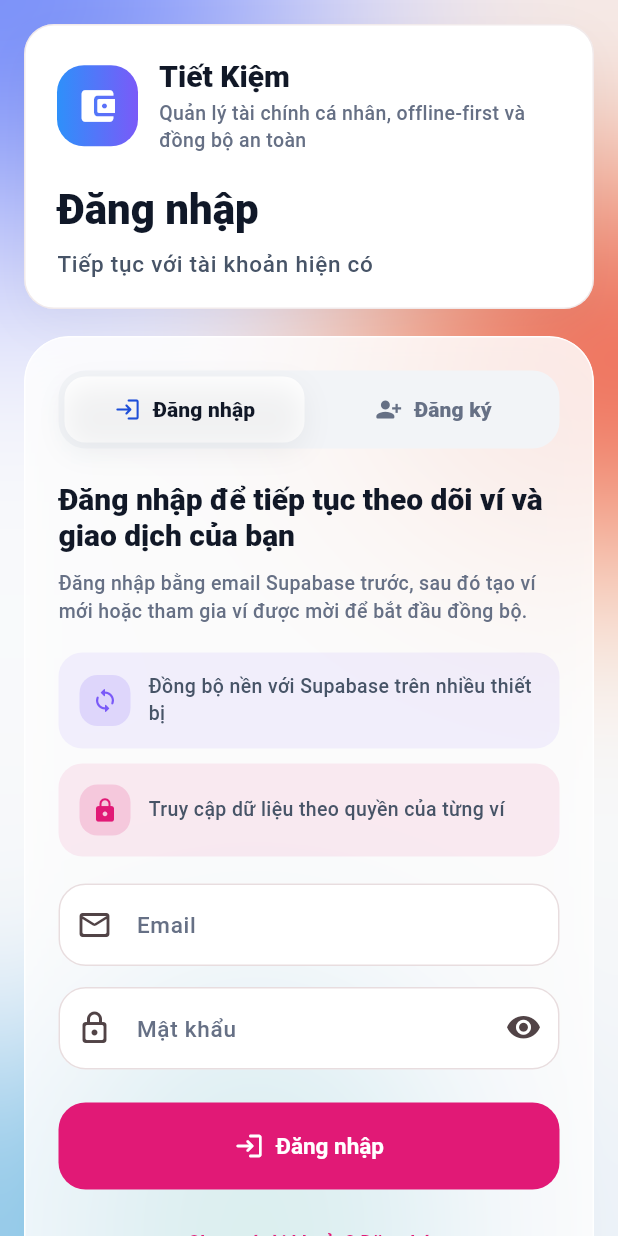
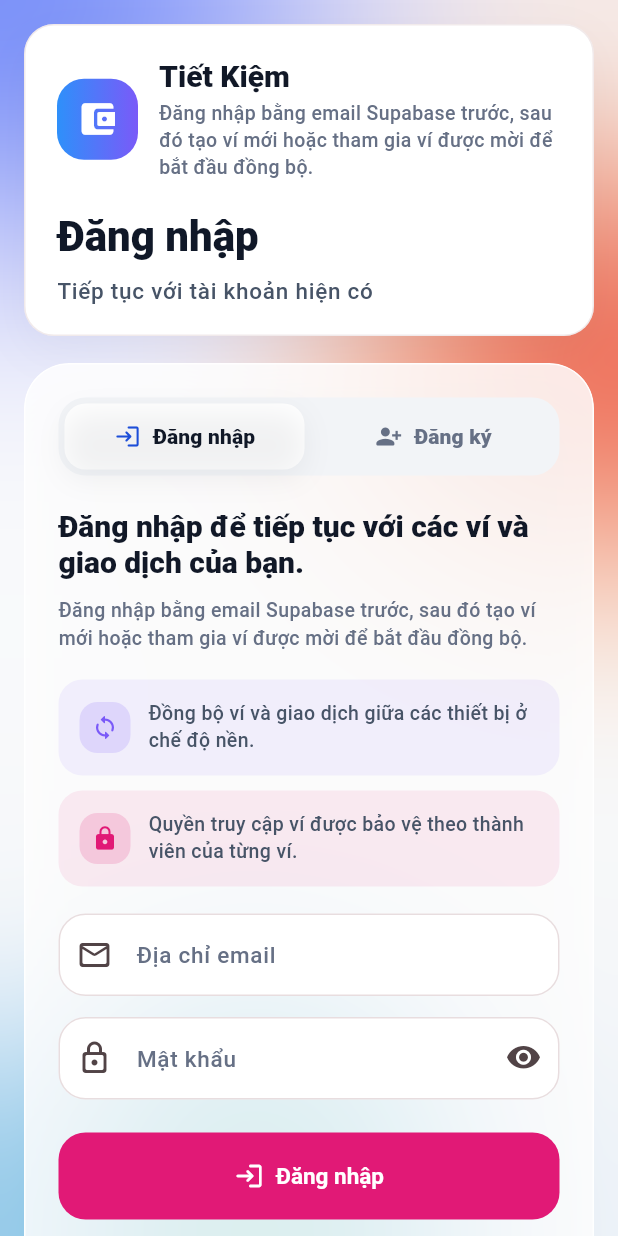
Before and after one commit to duytienkaka/TietKiem, a Flutter app: the screen it shows after launch, on a phone screen of 412 x 824 dp. Run offline on Flutter 3.47's test engine with Material 3 defaults, Android fonts, the light colour scheme and no system bars; our stand-ins replace drift, drift_flutter, fl_chart, flutter_dotenv, flutter_riverpod, go_router and 4 more; accounts and stored records are empty; generated files the repository leaves out were written again.

Commit message:
Polish public-ready copy and docs

```diff
--- a/lib/features/auth/presentation/screens/auth_screen.dart
+++ b/lib/features/auth/presentation/screens/auth_screen.dart
@@ -93,8 +93,8 @@ class _AuthScreenState extends ConsumerState<AuthScreen> {
                                   const SizedBox(height: 22),
                                   Text(
                                     _isSignUp
-                                        ? 'Tạo tài khoản để đồng bộ dữ liệu trên nhiều thiết bị'
-                                        : 'Đăng nhập để tiếp tục theo dõi ví và giao dịch của bạn',
+                                        ? context.l10n.authSignUpLead
+                                        : context.l10n.authSignInLead,
                                     style: theme.textTheme.titleLarge?.copyWith(
                                       fontWeight: FontWeight.w800,
                                       color: const Color(0xFF111827),
@@ -119,10 +119,9 @@ class _AuthScreenState extends ConsumerState<AuthScreen> {
                                     autofillHints: const [
                                       AutofillHints.username,
                                     ],
-                                    decoration: const InputDecoration(
-                                      labelText: 'Email',
-                                      hintText: 'you@example.com',
-                                      prefixIcon: Icon(
+                                    decoration: InputDecoration(
+                                      labelText: context.l10n.emailAddress,
+                                      prefixIcon: const Icon(
                                         Icons.mail_outline_rounded,
                                       ),
                                     ),
@@ -201,8 +200,8 @@ class _AuthScreenState extends ConsumerState<AuthScreen> {
                                             },
                                       child: Text(
                                         _isSignUp
-                                            ? 'Đã có tài khoản? Đăng nhập'
-                                            : 'Chưa có tài khoản? Đăng ký',
+                                            ? context.l10n.authToggleToSignIn
+                                            : context.l10n.authToggleToSignUp,
                                       ),
                                     ),
                                   ),
@@ -216,8 +215,8 @@ class _AuthScreenState extends ConsumerState<AuthScreen> {
                     const SizedBox(height: 16),
                     _AuthFooter(
                       text: _isSignUp
-                          ? 'Sau khi đăng ký, bạn có thể tạo ví riêng hoặc được mời vào ví chia sẻ.'
-                          : 'Dữ liệu vẫn hiển thị tức thì từ local database, đồng bộ được thực hiện nền.',
+                          ? context.l10n.authFooterSignUp
+                          : context.l10n.authFooterSignIn,
                     ),
                   ],
                 ),
@@ -376,7 +375,7 @@ class _AuthHero extends StatelessWidget {
                   crossAxisAlignment: CrossAxisAlignment.start,
                   children: [
                     Text(
-                      'Tiết Kiệm',
+                      context.l10n.appTitle,
                       style: theme.textTheme.titleLarge?.copyWith(
                         fontWeight: FontWeight.w800,
                         color: const Color(0xFF111827),
@@ -384,7 +383,7 @@ class _AuthHero extends StatelessWidget {
                     ),
                     const SizedBox(height: 4),
                     Text(
-                      'Quản lý tài chính cá nhân, offline-first và đồng bộ an toàn',
+                      context.l10n.authHeroSubtitle,
                       style: theme.textTheme.bodyMedium?.copyWith(
                         color: const Color(0xFF667085),
                         height: 1.35,
@@ -531,28 +530,28 @@ class _TrustPanel extends StatelessWidget {
   @override
   Widget build(BuildContext context) {
     final items = isSignUp
-        ? const [
+        ? [
             (
               Icons.offline_bolt_rounded,
-              'Lưu cục bộ ngay lập tức, không chờ mạng',
-              Color(0xFF2E90FA),
+              context.l10n.authFeatureLocalFirst,
+              const Color(0xFF2E90FA),
             ),
             (
               Icons.groups_rounded,
-              'Có thể được mời vào ví chia sẻ sau khi đăng ký',
-              Color(0xFF16B364),
+              context.l10n.authFeatureSharedWallets,
+              const Color(0xFF16B364),
             ),
           ]
-        : const [
+        : [
             (
               Icons.sync_rounded,
-              'Đồng bộ nền với Supabase trên nhiều thiết bị',
-              Color(0xFF7A5AF8),
+              context.l10n.authFeatureSync,
+              const Color(0xFF7A5AF8),
             ),
             (
               Icons.lock_rounded,
-              'Truy cập dữ liệu theo quyền của từng ví',
-              Color(0xFFE11976),
+              context.l10n.authFeatureAccessControl,
+              const Color(0xFFE11976),
             ),
           ];
 
--- a/lib/l10n/app_vi.arb
+++ b/lib/l10n/app_vi.arb
@@ -170,7 +170,7 @@
 
 "errorTitle": "Đã xảy ra lỗi",
 "tryAgain": "Thử lại",
-"helloUser": "Xin chào, Bạn",
+"helloUser": "Xin chào",
 "profileTitle": "Hồ sơ",
 "settingsTitle": "Cài đặt",
 
@@ -338,5 +338,33 @@
   "authUserExists": "Email n\u00e0y \u0111\u00e3 \u0111\u01b0\u1ee3c \u0111\u0103ng k\u00fd.",
   "authNetworkError": "L\u1ed7i m\u1ea1ng. H\u00e3y ki\u1ec3m tra k\u1ebft n\u1ed1i r\u1ed3i th\u1eed l\u1ea1i.",
   "authGenericError": "\u0110\u0103ng nh\u1eadp th\u1ea5t b\u1ea1i. H\u00e3y th\u1eed l\u1ea1i.",
-  "enterPinContinue": "Nh\u1eadp PIN \u0111\u1ec3 ti\u1ebfp t\u1ee5c v\u00e0o Ti\u1ebft Ki\u1ec7m."
+  "enterPinContinue": "Nh\u1eadp PIN \u0111\u1ec3 ti\u1ebfp t\u1ee5c v\u00e0o Ti\u1ebft Ki\u1ec7m.",
+  "inviteUser": "M\u1eddi ng\u01b0\u1eddi d\u00f9ng",
+  "inviteUserTitle": "M\u1eddi ng\u01b0\u1eddi d\u00f9ng v\u00e0o {walletName}",
+  "@inviteUserTitle": {
+    "placeholders": {
+      "walletName": {
+        "type": "String"
+      }
+    }
+  },
+  "inviteUserSubtitle": "Nh\u1eadp email c\u1ee7a ng\u01b0\u1eddi b\u1ea1n mu\u1ed1n m\u1eddi v\u00e0o v\u00ed n\u00e0y.",
+  "invitationSent": "\u0110\u00e3 g\u1eedi l\u1eddi m\u1eddi t\u1edbi {email}",
+  "@invitationSent": {
+    "placeholders": {
+      "email": {
+        "type": "String"
+      }
+    }
+  },
+  "authSignUpLead": "T\u1ea1o t\u00e0i kho\u1ea3n \u0111\u1ec3 \u0111\u1ed3ng b\u1ed9 v\u00ed tr\u00ean nhi\u1ec1u thi\u1ebft b\u1ecb.",
+  "authSignInLead": "\u0110\u0103ng nh\u1eadp \u0111\u1ec3 ti\u1ebfp t\u1ee5c v\u1edbi c\u00e1c v\u00ed v\u00e0 giao d\u1ecbch c\u1ee7a b\u1ea1n.",
+  "authToggleToSignIn": "\u0110\u00e3 c\u00f3 t\u00e0i kho\u1ea3n? \u0110\u0103ng nh\u1eadp",
+  "authToggleToSignUp": "Ch\u01b0a c\u00f3 t\u00e0i kho\u1ea3n? \u0110\u0103ng k\u00fd",
+  "authFooterSignUp": "Sau khi \u0111\u0103ng k\u00fd, b\u1ea1n c\u00f3 th\u1ec3 t\u1ea1o v\u00ed ri\u00eang ho\u1eb7c tham gia v\u00ed chia s\u1ebb qua l\u1eddi m\u1eddi.",
+  "authFooterSignIn": "D\u1eef li\u1ec7u local hi\u1ec3n th\u1ecb ngay l\u1eadp t\u1ee9c. \u0110\u1ed3ng b\u1ed9 n\u1ec1n gi\u1eef c\u00e1c v\u00ed lu\u00f4n c\u1eadp nh\u1eadt tr\u00ean nhi\u1ec1u thi\u1ebft b\u1ecb.",
+  "authFeatureLocalFirst": "Lu\u00f4n l\u01b0u c\u1ee5c b\u1ed9 tr\u01b0\u1edbc, n\u00ean d\u1eef li\u1ec7u v\u1eabn d\u00f9ng \u0111\u01b0\u1ee3c khi offline.",
+  "authFeatureSharedWallets": "C\u00f3 th\u1ec3 tham gia v\u00ed chia s\u1ebb sau qua l\u1eddi m\u1eddi.",
+  "authFeatureSync": "\u0110\u1ed3ng b\u1ed9 v\u00ed v\u00e0 giao d\u1ecbch gi\u1eefa c\u00e1c thi\u1ebft b\u1ecb \u1edf ch\u1ebf \u0111\u1ed9 n\u1ec1n.",
+  "authFeatureAccessControl": "Quy\u1ec1n truy c\u1eadp v\u00ed \u0111\u01b0\u1ee3c b\u1ea3o v\u1ec7 theo th\u00e0nh vi\u00ean c\u1ee7a t\u1eebng v\u00ed."
 }
--- a/lib/l10n/l10n.dart
+++ b/lib/l10n/l10n.dart
@@ -90,10 +90,12 @@ String localizeError(BuildContext context, Object error) {
     'Wallet name is required.' => context.l10n.walletNameRequired,
     'This wallet has transactions and cannot be deleted.' =>
       context.l10n.walletHasTransactionsCannotDelete,
-    'Amount must be greater than zero.' => context.l10n.amountMustBeGreaterThanZero,
+    'Amount must be greater than zero.' =>
+      context.l10n.amountMustBeGreaterThanZero,
     'Transaction not found.' => context.l10n.transactionNotFound,
     'Select a target wallet for transfer.' => context.l10n.selectTargetWallet,
-    'Transfer wallets must be different.' => context.l10n.transferWalletsDifferent,
+    'Transfer wallets must be different.' =>
+      context.l10n.transferWalletsDifferent,
     'Source wallet not found.' => context.l10n.sourceWalletNotFound,
     'Target wallet not found.' => context.l10n.targetWalletNotFound,
     _ => message,
--- a/lib/shared/models/app_preferences_state.dart
+++ b/lib/shared/models/app_preferences_state.dart
@@ -23,8 +23,8 @@ class AppPreferencesState {
       aiAssistantEnabled = false,
       pinCode = null,
       openAiApiKey = null,
-        profileName = 'Alex Tran',
-        profileEmail = 'alex@pocketledger.app',
+      profileName = '',
+      profileEmail = '',
       avatarPath = null;
 
   final String languageCode;
@@ -62,8 +62,9 @@ class AppPreferencesState {
       appLockEnabled: appLockEnabled ?? this.appLockEnabled,
       aiAssistantEnabled: aiAssistantEnabled ?? this.aiAssistantEnabled,
       pinCode: clearPin ? null : pinCode ?? this.pinCode,
-      openAiApiKey:
-          clearOpenAiApiKey ? null : openAiApiKey ?? this.openAiApiKey,
+      openAiApiKey: clearOpenAiApiKey
+          ? null
+          : openAiApiKey ?? this.openAiApiKey,
       profileName: profileName ?? this.profileName,
       profileEmail: profileEmail ?? this.profileEmail,
       avatarPath: clearAvatar ? null : avatarPath ?? this.avatarPath,
--- a/lib/shared/services/sync_queue_service.dart
+++ b/lib/shared/services/sync_queue_service.dart
@@ -1,5 +1,4 @@
 import 'dart:convert';
-import 'dart:developer' as developer;
 
 import 'package:flutter_riverpod/flutter_riverpod.dart';
 import 'package:uuid/uuid.dart';
@@ -27,11 +26,6 @@ class SyncQueueService {
     required String recordId,
     required Map<String, dynamic> payload,
   }) async {
-    developer.log(
-      'Enqueue upsert for $tableName/$recordId',
-      name: 'SyncQueueService',
-      error: payload,
-    );
     await _database.syncQueueDao.enqueue(
       SyncQueueItemsCompanion.insert(
         id: const Uuid().v4(),
```
Also changed, not shown: lib/features/wallet/presentation/screens/wallet_screen.dart (+13 -9 lines), lib/l10n/app_en.arb (+30 -2 lines), lib/shared/providers/app_preferences_provider.dart (+7 -8 lines), lib/shared/screens/app_lock_screen.dart (+27 -11 lines), lib/shared/services/sync_manager.dart (+24 -22 lines), lib/shared/widgets/profile_header.dart (+16 -5 lines), lib/l10n/generated/app_localizations.dart, lib/l10n/generated/app_localizations_en.dart, lib/l10n/generated/app_localizations_vi.dart, 1 other file. Lines whose indentation alone changed are shown as unchanged.
